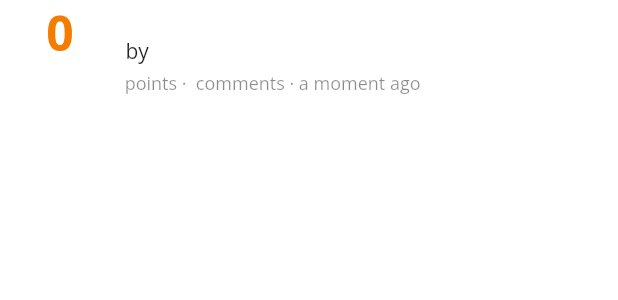
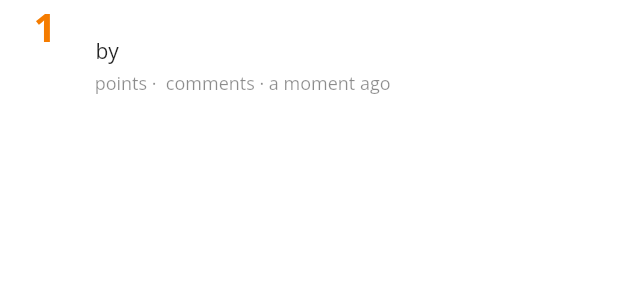
Before and after one commit to adar2378/hacker_news, a Flutter app: the NewsTile widget shown alone on an empty page, opened directly with empty values, on a phone screen of 412 x 824 dp. Shown: the top 300 px of the screen. Run offline on Flutter 3.47's test engine with Material 2 defaults, Android fonts, the phone set to English and light mode, and no system bars; our stand-ins replace bloc, dio, flutter_bloc, google_fonts, timeago; network calls fail.

Commit message:
changed layout

```diff
--- a/lib/common/screens/home_screen.dart
+++ b/lib/common/screens/home_screen.dart
@@ -32,6 +32,11 @@ class _HomeScreenState extends State<HomeScreen> {
               currentIndex = value;
             });
           },
+          selectedItemColor: Colors.orange.shade700,
+          selectedLabelStyle: TextStyle(
+            fontSize: 12,
+            fontWeight: FontWeight.w600,
+          ),
           items: [
             BottomNavigationBarItem(icon: Icon(Icons.star), title: Text("Top News")),
             BottomNavigationBarItem(icon: Icon(Icons.settings), title: Text("Settings")),
--- a/lib/main.dart
+++ b/lib/main.dart
@@ -18,6 +18,7 @@ class MyApp extends StatelessWidget {
           Theme.of(context).textTheme,
         ),
         scaffoldBackgroundColor: Colors.white,
+        primaryColor: Colors.blue,
         visualDensity: VisualDensity.adaptivePlatformDensity,
       ),
       initialRoute: Routes.home,
--- a/lib/modules/news_module/screens/news_screen.dart
+++ b/lib/modules/news_module/screens/news_screen.dart
@@ -36,7 +36,7 @@ class _NewScreenState extends State<NewScreen> {
           padding: const EdgeInsets.only(left: 16.0),
           child: Text(
             "Top News",
-            style: FontStyles.title,
+            style: FontStyles.title2,
           ),
         ),
         BlocBuilder<NewsBloc, NewsState>(
--- a/lib/modules/news_module/widgets/news_tile.dart
+++ b/lib/modules/news_module/widgets/news_tile.dart
@@ -13,12 +13,12 @@ class NewsTile extends StatelessWidget {
       crossAxisAlignment: CrossAxisAlignment.start,
       children: <Widget>[
         Container(
-          width: 80,
+          width: 60,
           height: 60,
           child: Align(
             alignment: Alignment.topCenter,
             child: Text(
-              index.toString(),
+              (index + 1).toString(),
               style: FontStyles.title2,
               textAlign: TextAlign.left,
             ),
@@ -47,7 +47,7 @@ class NewsTile extends StatelessWidget {
                   Text(
                     "${article.author}",
                     style: FontStyles.caption.copyWith(
-                      color: Colors.brown.withOpacity(.72),
+                      color: Colors.brown,
                       fontSize: 14,
                     ),
                   ),
--- a/lib/styles/font_styles.dart
+++ b/lib/styles/font_styles.dart
@@ -7,9 +7,9 @@ class FontStyles {
     color: Colors.black,
     height: 1.5,
   );
-  static final TextStyle title2 = TextStyle(
+  static TextStyle title2 = TextStyle(
     color: Colors.orange.shade700,
-    fontSize: 32,
+    fontSize: 26,
     fontWeight: FontWeight.bold,
   );
 
```
Also changed, not shown: lib/modules/news_module/screens/news_details_screen.dart (+9 -1 lines).
